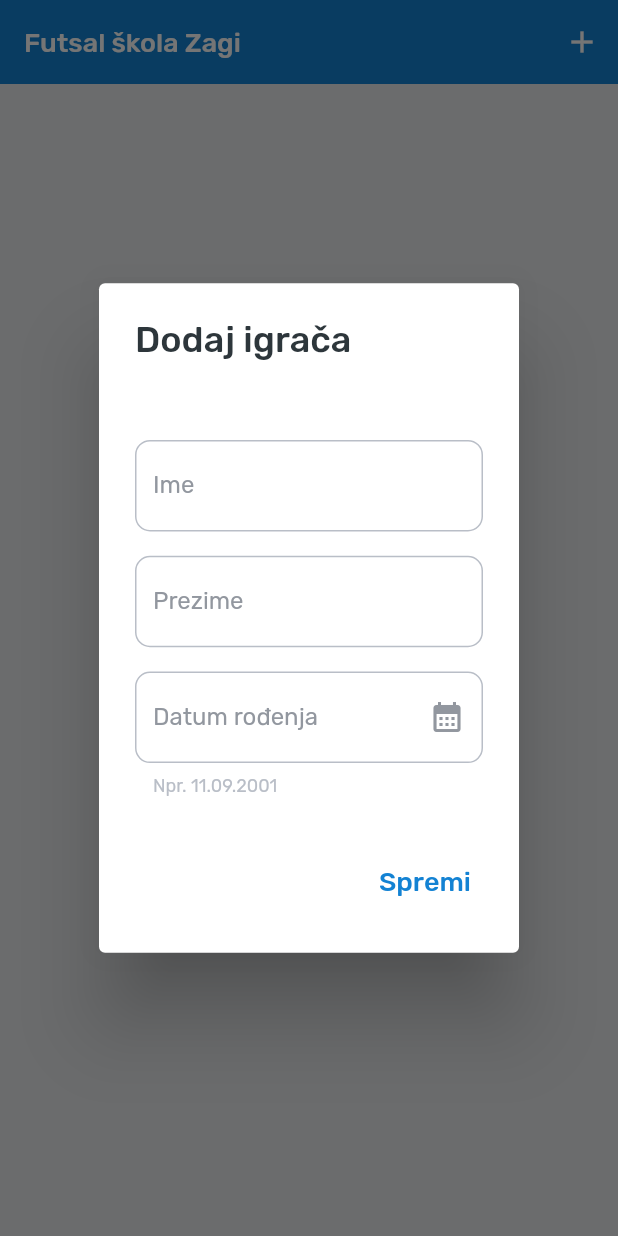
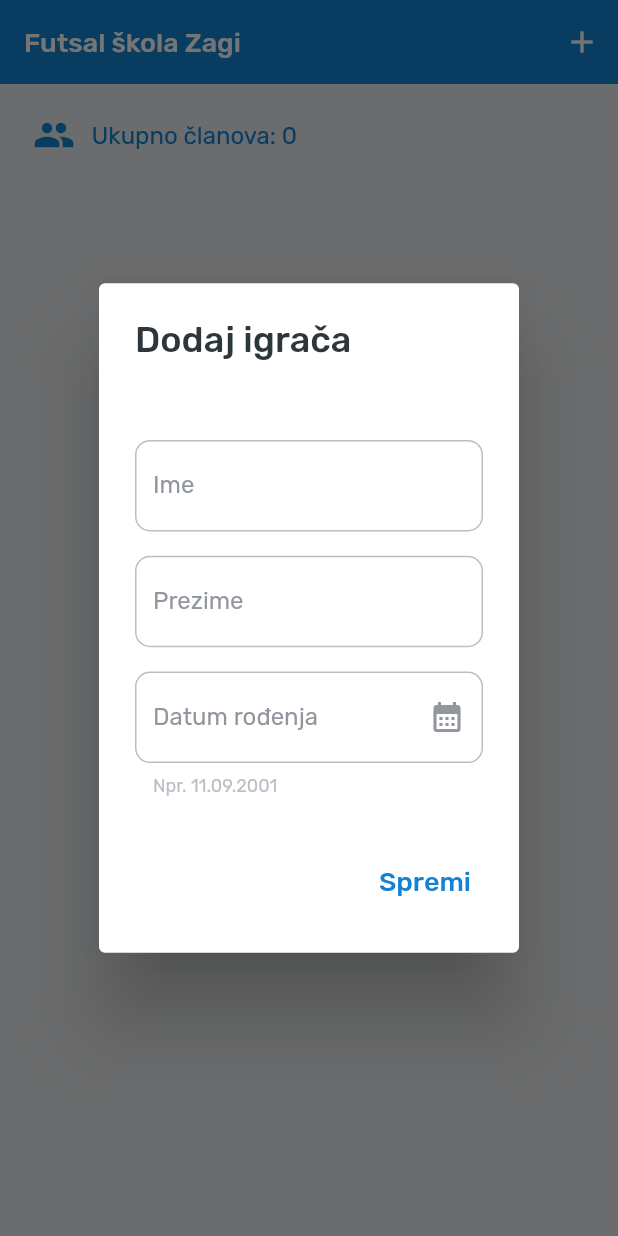
Before and after one commit to vedranmatosevic-vmd/fuza_app, a Flutter app: the PlayersScreen screen opened directly, after a tap on the "add" icon, on a phone screen of 412 x 824 dp. Run offline on Flutter 3.47's test engine with Material 2 defaults, Android fonts, the phone set to English and light mode, and no system bars; our stand-ins replace cloud_firestore, dropdown_button2, firebase_core, flutter_svg, google_fonts; accounts and stored records are empty.

Commit message:
Players header

```diff
--- /dev/null
+++ b/lib/constants.dart
@@ -0,0 +1 @@
+final months = <String>["Siječanj", "Veljača", "Ožujak", "Travanj", "Svibanj", "Lipanj", "Srpanj", "Kolovoz", "Rujan", "Listopad", "Studeni", "Prosinac"];
--- a/lib/models/MembershipFee.dart
+++ b/lib/models/MembershipFee.dart
@@ -32,6 +32,10 @@ class MembershipFee {
   @override
   String toString() {
     return 'Membership Fee<$dateOfPayment>';
+  }
+
+  String dateOfPaymentToString() {
+    return "${dateOfPayment.day}.${dateOfPayment.month}.";
   }
 }
 
--- a/lib/screens/member_fee/components/body.dart
+++ b/lib/screens/member_fee/components/body.dart
@@ -7,6 +7,7 @@ import 'package:fuza_app/screens/fees_by_month/fees_by_month.dart';
 import 'package:fuza_app/screens/member_fee/components/section_title.dart';
 import 'package:fuza_app/size_config.dart';
 
+import '../../../constants.dart';
 import '../../../repository/data_repository.dart';
 import '../../../style.dart';
 
@@ -95,7 +96,6 @@ class MembershipFeeByMonthCard extends StatelessWidget {
 
   @override
   Widget build(BuildContext context) {
-    final months = <String>["Siječanj", "Veljača", "Ožujak", "Travanj", "Svibanj", "Lipanj", "Srpanj", "Kolovoz", "Rujan", "Listopad", "Studeni", "Prosinac"];
 
     var sum = 0;
     var count = 0;
--- a/lib/screens/players/components/body.dart
+++ b/lib/screens/players/components/body.dart
@@ -31,7 +31,27 @@ class _BodyState extends State<Body> {
   Widget _buildList(BuildContext context, List<DocumentSnapshot>? snapshot) {
     return ListView(
       padding: EdgeInsets.symmetric(vertical:  getProportionalScreenHeight(20.0)),
-      children: snapshot!.map((data) => _buildListItem(context, data)).toList(),
+      children: <Widget>[
+        Row(
+          children: <Widget>[
+            SizedBox(width: getProportionateScreenWidth(20.0)),
+            Icon(
+              Icons.people,
+              size: 28,
+              color: Style.colorBlue,
+            ),
+            SizedBox(width: getProportionateScreenWidth(10.0)),
+            Text(
+              'Ukupno članova: ${snapshot?.length}',
+              style: Style.getTextStyle(context, StyleText.bodyThreeRegular, StyleColor.blue),
+            )
+          ],
+        ),
+        SizedBox(height: getProportionalScreenHeight(12.0)),
+        Column(
+          children: snapshot!.map((data) => _buildListItem(context, data)).toList(),
+        )
+      ],
     );
   }
 
```
Also changed, not shown: lib/components/player_card.dart (+3 -10 lines), lib/screens/fees_by_month/components/body.dart (+13 -5 lines).
